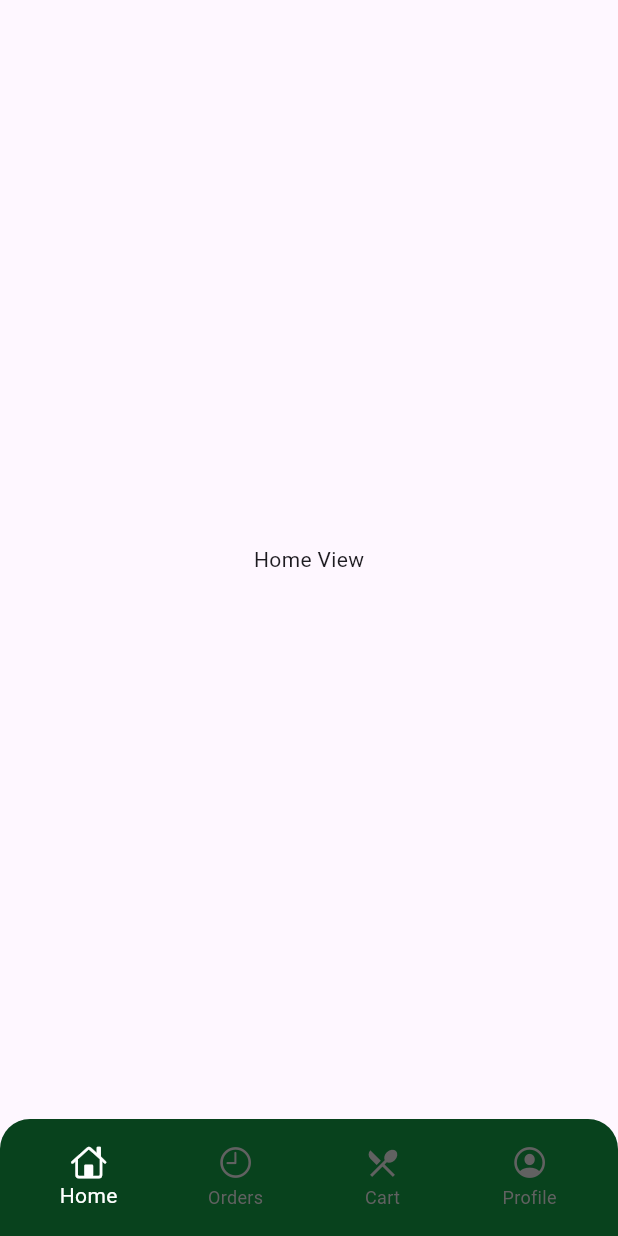
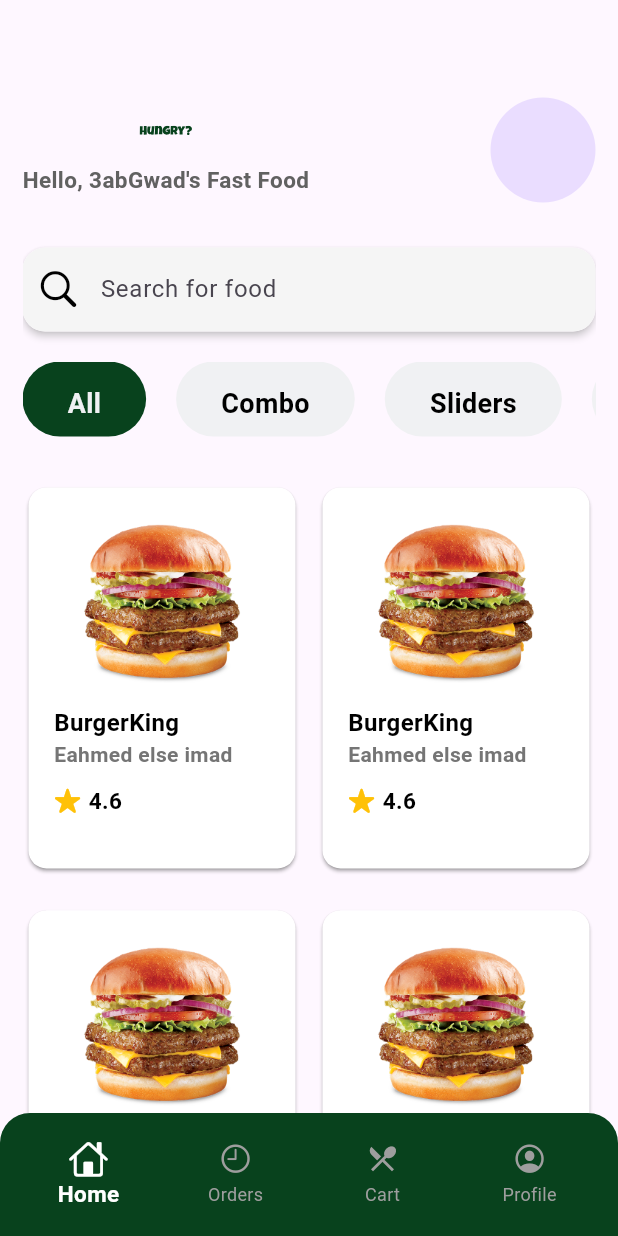
Before and after one commit to AhmedAbdelgawadHassan/Hungry_App, a Flutter app: the screen it shows after launch, on a phone screen of 412 x 824 dp. Run offline on Flutter 3.47's test engine with Material 3 defaults, Android fonts, the phone set to English and light mode, and no system bars; our stand-ins replace flutter_svg, gap.

Commit message:
finish cardItem (Home View Ui)

```diff
--- a/analysis_options.yaml
+++ b/analysis_options.yaml
@@ -7,6 +7,9 @@
 
 # The following line activates a set of recommended lints for Flutter apps,
 # packages, and plugins designed to encourage good coding practices.
+analyzer:
+  errors:
+    deprecated_member_use: ignore
 include: package:flutter_lints/flutter.yaml
 
 linter:
--- a/lib/features/home/views/home_view.dart
+++ b/lib/features/home/views/home_view.dart
@@ -1,12 +1,151 @@
+import 'package:flutter/cupertino.dart';
 import 'package:flutter/material.dart';
+import 'package:flutter_svg/flutter_svg.dart';
+import 'package:gap/gap.dart';
+import 'package:hungry/core/constants/app_colors.dart';
+import 'package:hungry/features/home/widgets/cardItem.dart';
+import 'package:hungry/shared/custom_text.dart';
 
-class HomeView extends StatelessWidget {
+class HomeView extends StatefulWidget {
   const HomeView({super.key});
 
   @override
+  State<HomeView> createState() => _HomeViewState();
+}
+
+class _HomeViewState extends State<HomeView> {
+  List<String> categories = ['All', 'Combo', 'Sliders', 'Classic'];
+  int seletedIndex = 0;
+
+  @override
   Widget build(BuildContext context) {
-    return Center(
-      child: Text("Home View"),
+    return GestureDetector(
+      onTap: () {
+        FocusScope.of(context).unfocus();
+      },
+      child: Scaffold(
+        body: Padding(
+          padding: const EdgeInsets.symmetric(horizontal: 15),
+          child: CustomScrollView(
+            slivers: [
+              SliverToBoxAdapter(
+                child: Column(
+                  children: [
+                    Gap(65),
+                    Row(
+                      children: [
+                        Column(
+                          children: [
+                            SvgPicture.asset(
+                              'assets/logo/Hungry_.svg',
+                              color: AppColors.primaryColor,
+                              height: 35,
+                              width: 35,
+                            ),
+                            Gap(5),
+                            CustomText(
+                              text: "Hello, 3abGwad's Fast Food",
+                              color: Colors.grey.shade700,
+                              fontSize: 15,
+                              fontWeight: FontWeight.bold,
+                            ),
+                          ],
+                        ),
+                        Spacer(),
+                        CircleAvatar(
+                          radius: 35,
+                          // backgroundImage: AssetImage(''),
+                        ),
+                      ],
+                    ),
+                    Gap(30),
+                    Material(
+                      elevation: 2,
+                      shadowColor: Colors.grey.shade300,
+                      borderRadius: BorderRadius.circular(15),
+                      child: TextField(
+                        decoration: InputDecoration(
+                          filled: true,
+                          fillColor: Colors.grey.shade100,
+                          prefixIcon: Icon(
+                            CupertinoIcons.search,
+                            color: Colors.black,
+                            size: 30,
+                          ),
+                          hintText: 'Search for food',
+                          border: OutlineInputBorder(
+                            borderRadius: BorderRadius.circular(15),
+                            borderSide: BorderSide.none,
+                          ),
+                        ),
+                      ),
+                    ),
+                    Gap(20),
+                    SizedBox(
+                      height: 50,
+                      child: ListView.builder(
+                        scrollDirection: Axis.horizontal,
+                        itemCount: categories.length,
+                        itemBuilder: (context, index) {
+                          return GestureDetector(
+                            onTap: () => setState(() {
+                              seletedIndex = index;
+                            }),
+                            child: Container(
+                              padding: EdgeInsets.symmetric(
+                                horizontal: 30,
+                                vertical: 15,
+                              ),
+                              margin: EdgeInsets.only(right: 20),
+                              decoration: BoxDecoration(
+                                color: seletedIndex == index
+                                    ? AppColors.primaryColor
+                                    : Color(0xffF0F1F3),
+                                borderRadius: BorderRadius.circular(30),
+                              ),
+                              child: CustomText(
+                                text: categories[index],
+                                color: seletedIndex == index
+                                    ? Color(0xffF0F1F3)
+                                    : Colors.black,
+                                fontWeight: FontWeight.bold,
+                                fontSize: 18,
+                              ),
+                            ),
+                          );
+                        },
+                      ),
+                    ),
+                    Gap(30),
+                  ],
+                ),
+              ),
+              SliverToBoxAdapter(
+                child: GridView.builder(
+                  padding: EdgeInsets.only(bottom: 20),
+                  physics: NeverScrollableScrollPhysics(),
+                  shrinkWrap: true,
+                  itemCount: 12,
+                  gridDelegate: SliverGridDelegateWithFixedCrossAxisCount(
+                    mainAxisSpacing: 20,
+                    crossAxisSpacing: 10,
+                    childAspectRatio: 0.71,
+                    crossAxisCount: 2,
+                  ),
+                  itemBuilder: (context, index) {
+                    return Carditem(
+                      text: 'BurgerKing',
+                      descrption: 'Eahmed else imad',
+                      rating: '4.6',
+                      image: 'assets/image 6.png',
+                    );
+                  }
+                ),
+              ),
+            ],
+          ),
+        ),
+      ),
     );
   }
 }
--- /dev/null
+++ b/lib/features/home/widgets/cardItem.dart
@@ -0,0 +1,41 @@
+import 'package:flutter/cupertino.dart';
+import 'package:flutter/material.dart';
+import 'package:gap/gap.dart';
+import 'package:hungry/shared/custom_text.dart';
+
+class Carditem extends StatelessWidget {
+  const Carditem({super.key, required this.text, required this.descrption, required this.rating, required this.image,});
+  final String image;
+  final String text;
+  final String  descrption;
+  final String rating;
+
+  @override
+  Widget build(BuildContext context) {
+    return   Card(
+              color: Colors.white,
+              shadowColor: Colors.grey.shade600,
+              child: Padding(
+                padding: const EdgeInsets.symmetric(vertical: 15,horizontal: 17),
+                child: Column(
+                  crossAxisAlignment: CrossAxisAlignment.start,
+                  children: [
+                  Center(child: Image(image: AssetImage(image),height: 120,)),
+                    Gap(10),
+                   CustomText(text:text,fontWeight: FontWeight.w600,fontSize: 16,color: Colors.black,),
+                   CustomText(text: descrption,fontSize: 14,color: Colors.grey.shade600,),
+                    Gap(10),
+                    Row(
+                      mainAxisSize: MainAxisSize.min,
+                      children: [
+                        Icon(CupertinoIcons.star_fill,color: Colors.amber,size: 18,),
+                        Gap(5),
+                        CustomText(text: rating,fontSize: 15,color: Colors.black,),
+                      ],
+                    )
+                  ],
+                ),
+              ),
+             );
+  }
+}
--- a/lib/root.dart
+++ b/lib/root.dart
@@ -37,6 +37,7 @@
 body: PageView(
   controller: controller,
   children: screens,
+  physics: NeverScrollableScrollPhysics(),  //never scroll by
 ),
 bottomNavigationBar: Container(
   decoration: BoxDecoration(
@@ -53,11 +54,16 @@
       });
     },
     elevation: 0,
-    backgroundColor:Colors.transparent,
+    backgroundColor: AppColors.primaryColor,
     type: BottomNavigationBarType.fixed,
     currentIndex: currentscreen,
+    iconSize: 22,
+    unselectedFontSize: 12,
+    selectedFontSize: 15,
+    selectedIconTheme: IconThemeData(size: 26),
     selectedItemColor: Colors.white,
-    unselectedItemColor: Colors.grey.shade700,
+    unselectedItemColor: Colors.grey.shade500,
+    selectedLabelStyle: TextStyle(fontWeight: FontWeight.bold),
     items: [
     BottomNavigationBarItem(icon: Icon(CupertinoIcons.home),label: 'Home'),
      BottomNavigationBarItem(icon: Icon(CupertinoIcons.clock),label: 'Orders'),
--- a/pubspec.yaml
+++ b/pubspec.yaml
@@ -62,6 +62,7 @@
 
   # To add assets to your application, add an assets section, like this:
   assets:
+    - assets/
     - assets/splash/
     - assets/logo/
 
```
Also changed, not shown: assets/image 5.png (added), assets/image 6.png (added).
